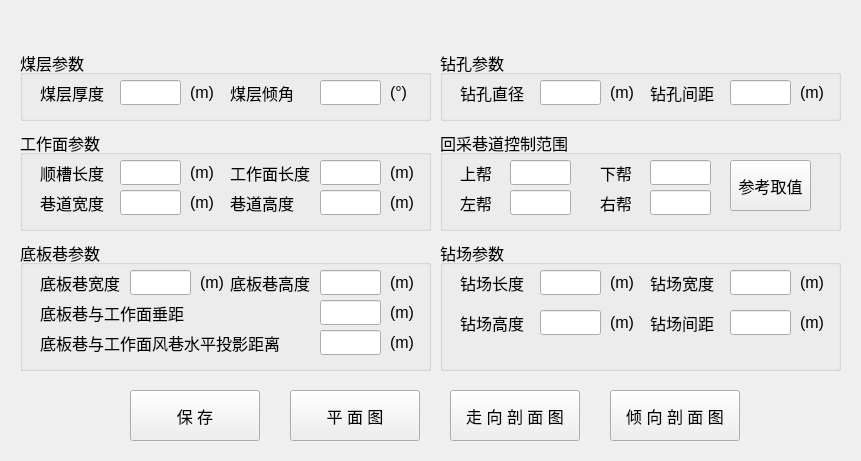
The window that python/cbm/uifiles/gas_design_p1_1_dlg.ui (wyrover/cbm) describes before a commit, drawn with Qt 5.
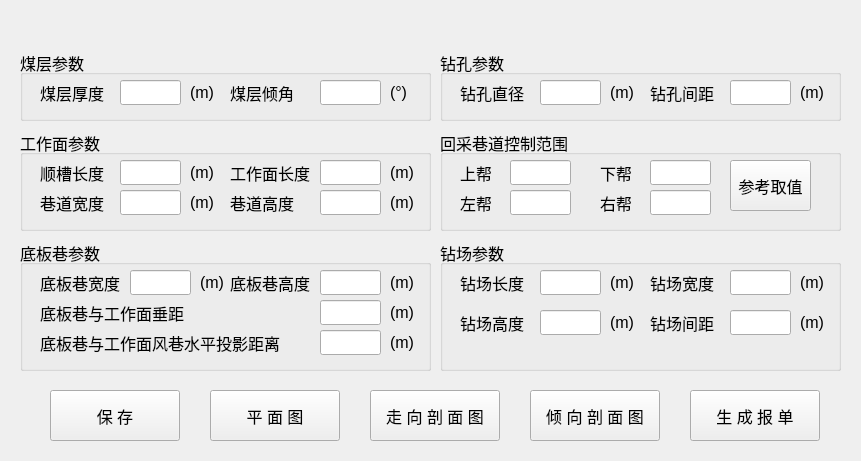
The same window after the commit. Icons and pictures are not drawn.

```diff
--- a/python/cbm/uifiles/gas_design_p1_1_dlg.ui
+++ b/python/cbm/uifiles/gas_design_p1_1_dlg.ui
@@ -635,7 +635,7 @@
    <widget class="QPushButton" name="head_graph">
     <property name="geometry">
      <rect>
-      <x>450</x>
+      <x>370</x>
       <y>360</y>
       <width>130</width>
       <height>51</height>
@@ -653,7 +653,7 @@
    <widget class="QPushButton" name="save">
     <property name="geometry">
      <rect>
-      <x>130</x>
+      <x>50</x>
       <y>360</y>
       <width>130</width>
       <height>51</height>
@@ -901,7 +901,7 @@
    <widget class="QPushButton" name="dip_graph">
     <property name="geometry">
      <rect>
-      <x>610</x>
+      <x>530</x>
       <y>360</y>
       <width>130</width>
       <height>51</height>
@@ -919,7 +919,7 @@
    <widget class="QPushButton" name="plane_graph">
     <property name="geometry">
      <rect>
-      <x>290</x>
+      <x>210</x>
       <y>360</y>
       <width>130</width>
       <height>51</height>
@@ -1102,6 +1102,24 @@
      </property>
     </widget>
    </widget>
+   <widget class="QPushButton" name="creat_report">
+    <property name="geometry">
+     <rect>
+      <x>690</x>
+      <y>360</y>
+      <width>130</width>
+      <height>51</height>
+     </rect>
+    </property>
+    <property name="font">
+     <font>
+      <pointsize>12</pointsize>
+     </font>
+    </property>
+    <property name="text">
+     <string>生 成 报 单</string>
+    </property>
+   </widget>
   </widget>
   <widget class="QWidget" name="widget_title" native="true">
    <property name="geometry">
```
